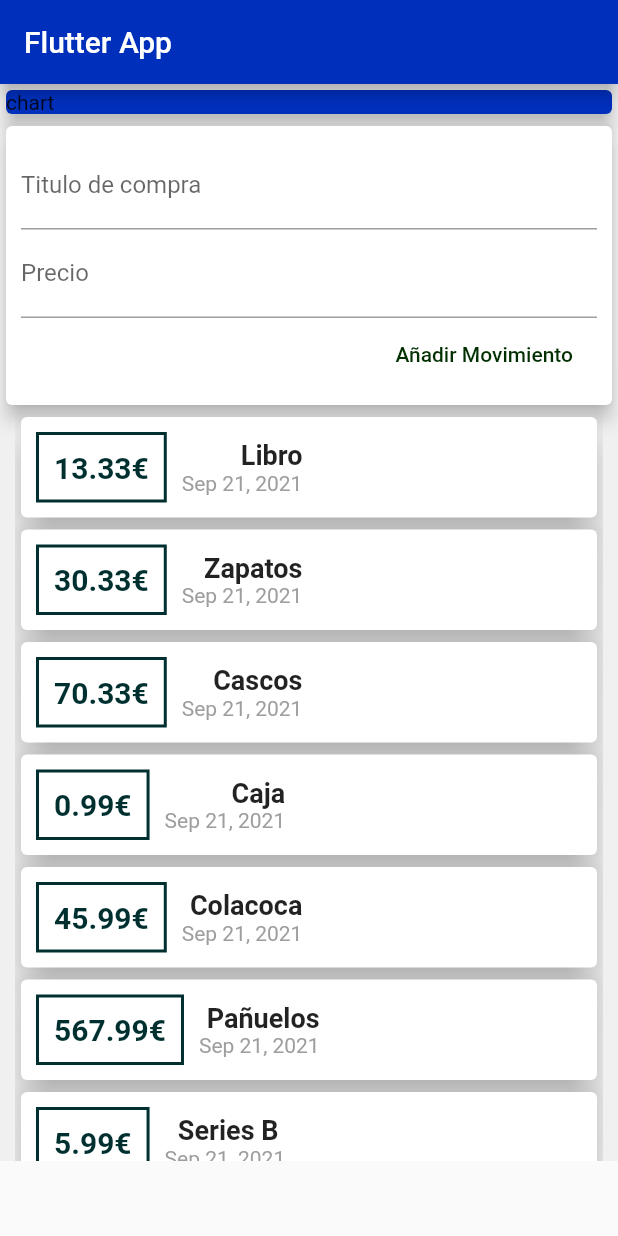
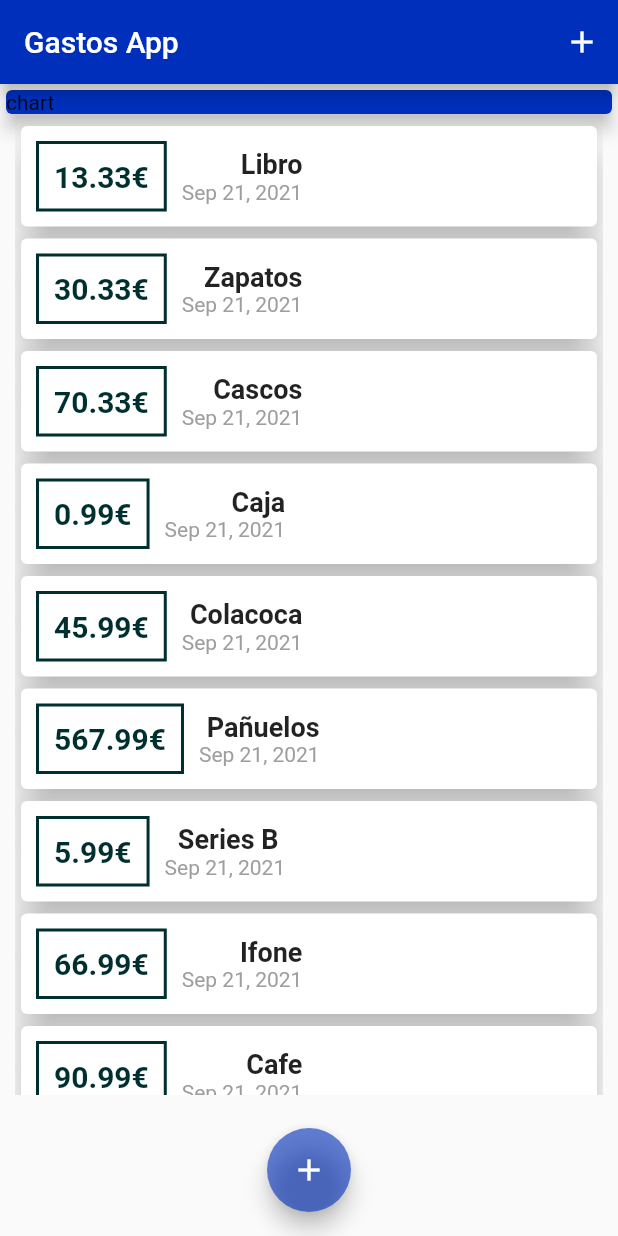
Before and after one commit to futbolin/Curso-Flutter---Dart, a Flutter app: the screen it shows after launch, on a phone screen of 412 x 824 dp. Run offline on Flutter 3.47's test engine with Material 2 defaults, Android fonts, the phone set to English and light mode, and no system bars.

```diff
--- a/ejercicios/gastos_personales/lib/main.dart
+++ b/ejercicios/gastos_personales/lib/main.dart
@@ -1,33 +1,107 @@
 import 'package:flutter/material.dart';
+import 'widgets/transacciones_lista.dart';
 import 'modelos/transaccion.dart';
-import 'widgets/transacciones_lista.dart';
-import 'widgets/transacciones_del_usuario.dart';
+import 'widgets/nueva_transaccion.dart';
 
 void main() => runApp(MyApp());
+Map<int, Color> color =
+{
+  50:Color.fromRGBO(0,47,187, .1),
+  100:Color.fromRGBO(0,47,187, .2),
+  200:Color.fromRGBO(0,47,187, .3),
+  300:Color.fromRGBO(0,47,187, .4),
+  400:Color.fromRGBO(0,47,187, .5),
+  500:Color.fromRGBO(0,47,187, .6),
+  600:Color.fromRGBO(0,47,187, .7),
+  700:Color.fromRGBO(0,47,187, .8),
+  800:Color.fromRGBO(0,47,187, .9),
+  900:Color.fromRGBO(0,47,187, 1),
+};
+
+MaterialColor colorCustom = MaterialColor(0xFF002fa7, color);
 
 class MyApp extends StatelessWidget {
+
+
   @override
   Widget build(BuildContext context) {
     return MaterialApp(
-      title: 'Flutter App',
+      title: 'Gastos App',
+      theme: ThemeData(
+        primarySwatch: colorCustom,
+      ),
       home: MyHomePage(),
     );
   }
 }
 
-class MyHomePage extends StatelessWidget {
+class MyHomePage extends StatefulWidget {
+  @override
+  State<MyHomePage> createState() => _MyHomePageState();
+}
+
+class _MyHomePageState extends State<MyHomePage> {
+  final List<Transaccion> transaccionesDelUsuario = [
+    Transaccion(
+        id: "t1", titulo: "Libro", cantidad: 13.33, fecha: DateTime.now()),
+    Transaccion(
+        id: "t2", titulo: "Zapatos", cantidad: 30.33, fecha: DateTime.now()),
+    Transaccion(
+        id: "t3", titulo: "Cascos", cantidad: 70.33, fecha: DateTime.now()),
+    Transaccion(
+        id: "t4", titulo: "Caja", cantidad: 0.99, fecha: DateTime.now()),
+    Transaccion(
+        id: "t5", titulo: "Colacoca", cantidad: 45.99, fecha: DateTime.now()),
+    Transaccion(
+        id: "t6", titulo: "Pañuelos", cantidad: 567.99, fecha: DateTime.now()),
+    Transaccion(
+        id: "t7", titulo: "Series B ", cantidad: 5.99, fecha: DateTime.now()),
+    Transaccion(
+        id: "t8", titulo: "Ifone", cantidad: 66.99, fecha: DateTime.now()),
+    Transaccion(
+        id: "t9", titulo: "Cafe", cantidad: 90.99, fecha: DateTime.now()),
+  ];
+
+  void _agregarTransaccion(String titulo, double precio) {
+    final nuevaTransaccion = Transaccion(
+      titulo: titulo,
+      cantidad: precio,
+      fecha: DateTime.now(),
+      id: DateTime.now().toString(),
+    );
+
+    setState(() {
+      transaccionesDelUsuario.add(nuevaTransaccion);
+    });
+  }
+
+  void _startNuevaTransaccion(BuildContext contexto) {
+    showModalBottomSheet(
+      context: contexto,
+      builder: (_) {
+        return GestureDetector(
+          onTap: () {},
+          child: NuevaTransaccion(_agregarTransaccion),
+          behavior: HitTestBehavior.opaque,
+        );
+      },
+    );
+  }
+
   @override
   Widget build(BuildContext context) {
-    String tituloEntrada;
-    String precioEntrada;
-
     return Scaffold(
       appBar: AppBar(
         backgroundColor: Color.fromARGB(255, 0, 47, 187),
-        title: Text('Flutter App'),
+        title: Text('Gastos App'),
+        actions: [
+          IconButton(
+            onPressed: () => _startNuevaTransaccion(context),
+            icon: Icon(Icons.add),
+          ),
+        ],
       ),
       body: Container(
-        color: Color.fromARGB(255, 240, 240, 240),
         child: SingleChildScrollView(
           child: Column(
             children: <Widget>[
@@ -39,11 +113,18 @@ class MyHomePage extends StatelessWidget {
                   color: Color.fromARGB(255, 0, 47, 187),
                 ),
               ),
-              TransaccionesDelUsuario(),
+              TransaccionesLista(transaccionesDelUsuario),
             ],
           ),
         ),
       ),
+      floatingActionButton: FloatingActionButton(
+        child: Icon(
+          Icons.add,
+        ),
+        onPressed: () => _startNuevaTransaccion(context),
+      ),
+      floatingActionButtonLocation: FloatingActionButtonLocation.centerFloat,
     );
   }
 }
--- a/ejercicios/gastos_personales/lib/widgets/transacciones_del_usuario.dart
+++ /dev/null
@@ -1,58 +0,0 @@
-import 'package:flutter/material.dart';
-import '../modelos/transaccion.dart';
-import './transacciones_lista.dart';
-import './nueva_transaccion.dart';
-
-class TransaccionesDelUsuario extends StatefulWidget {
-  @override
-  _TransaccionesDelUsuarioState createState() =>
-      _TransaccionesDelUsuarioState();
-}
-
-class _TransaccionesDelUsuarioState extends State<TransaccionesDelUsuario> {
-  final List<Transaccion> transaccionesDelUsuario = [
-    Transaccion(
-        id: "t1", titulo: "Libro", cantidad: 13.33, fecha: DateTime.now()),
-    Transaccion(
-        id: "t2", titulo: "Zapatos", cantidad: 30.33, fecha: DateTime.now()),
-    Transaccion(
-        id: "t3", titulo: "Cascos", cantidad: 70.33, fecha: DateTime.now()),
-    Transaccion(
-        id: "t4", titulo: "Caja", cantidad: 0.99, fecha: DateTime.now()),
-    Transaccion(
-        id: "t5", titulo: "Colacoca", cantidad: 45.99, fecha: DateTime.now()),
-    Transaccion(
-        id: "t6", titulo: "Pañuelos", cantidad: 567.99, fecha: DateTime.now()),
-    Transaccion(
-        id: "t7", titulo: "Series B ", cantidad: 5.99, fecha: DateTime.now()),
-    Transaccion(
-        id: "t8", titulo: "Ifone", cantidad: 66.99, fecha: DateTime.now()),
-    Transaccion(
-        id: "t9", titulo: "Cafe", cantidad: 90.99, fecha: DateTime.now()),
-
-
-  ];
-
-  void _agregarTransaccion(String titulo, double precio) {
-    final nuevaTransaccion = Transaccion(
-      titulo: titulo,
-      cantidad: precio,
-      fecha: DateTime.now(),
-      id: DateTime.now().toString(),
-    );
-
-    setState(() {
-      transaccionesDelUsuario.add(nuevaTransaccion);
-    });
-  }
-
-  @override
-  Widget build(BuildContext context) {
-    return Column(
-      children: <Widget>[
-        NuevaTransaccion(_agregarTransaccion),
-        TransaccionesLista(transaccionesDelUsuario),
-      ],
-    );
-  }
-}
--- a/ejercicios/gastos_personales/lib/widgets/transacciones_lista.dart
+++ b/ejercicios/gastos_personales/lib/widgets/transacciones_lista.dart
@@ -3,18 +3,17 @@ import '../modelos/transaccion.dart';
 import 'package:intl/intl.dart';
 
 class TransaccionesLista extends StatelessWidget {
-  final List<Transaccion> trasaccionesDelUsuario;
+  final List<Transaccion> transaccionesDelUsuario;
 
-  TransaccionesLista(this.trasaccionesDelUsuario);
+  TransaccionesLista(this.transaccionesDelUsuario);
 
   @override
   Widget build(BuildContext context) {
     return Container(
-      height: 500,
+      height: 650,
       padding: EdgeInsets.symmetric(horizontal: 10),
-      child: SingleChildScrollView(
-        child: Column(
-          children: trasaccionesDelUsuario.map((transaccion) {
+      child: ListView.builder(
+        itemBuilder: (BuildContext context, int index) {
           return Card(
             elevation: 10,
             child: Row(
@@ -28,7 +27,7 @@ class TransaccionesLista extends StatelessWidget {
                       )),
                   padding: EdgeInsets.all(10),
                   child: Text(
-                      "${transaccion.cantidad}€",
+                    "${transaccionesDelUsuario[index].cantidad.toStringAsFixed(2)}€",
                     style: TextStyle(
                       fontWeight: FontWeight.bold,
                       fontSize: 20,
@@ -40,13 +39,13 @@ class TransaccionesLista extends StatelessWidget {
                     crossAxisAlignment: CrossAxisAlignment.end,
                     children: <Widget>[
                       Text(
-                          transaccion.titulo,
+                        transaccionesDelUsuario[index].titulo,
                         style: TextStyle(
                           fontSize: 18,
                           fontWeight: FontWeight.bold,
                         ),
                       ),
-                        Text(DateFormat.yMMMd().format(transaccion.fecha),
+                      Text(DateFormat.yMMMd().format(transaccionesDelUsuario[index].fecha),
                           style: TextStyle(
                             color: Colors.grey,
                           )),
@@ -54,8 +53,8 @@ class TransaccionesLista extends StatelessWidget {
               ],
             ),
           );
-          }).toList(),
-        ),
+        },
+        itemCount: transaccionesDelUsuario.length,
       ),
     );
   }
```
Also changed, not shown: ejercicios/gastos_personales/lib/widgets/nueva_transaccion.dart (+28 -4 lines), capturas/cuestionario8.png (added), capturas/segundaApp1.png (added), 3 other files. Lines whose indentation alone changed are shown as unchanged.
